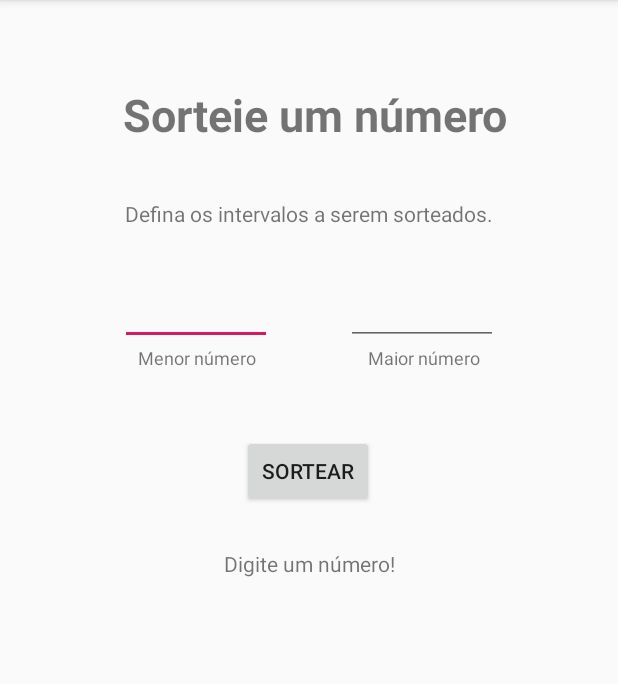
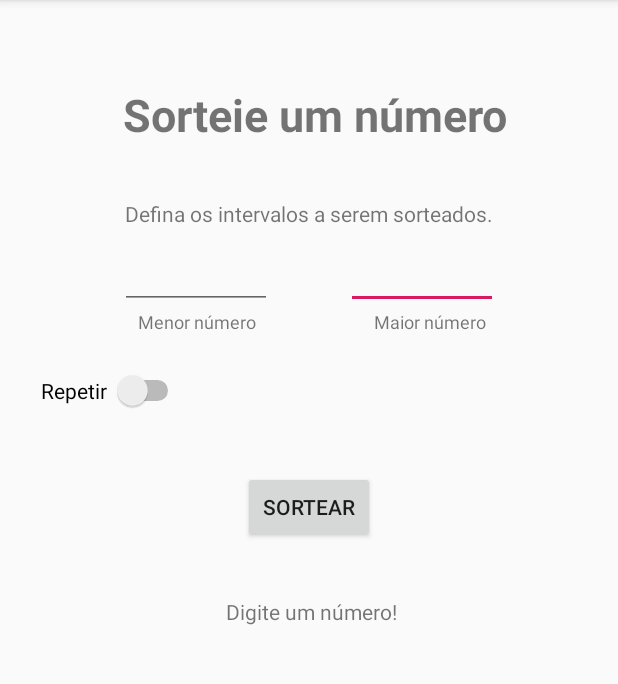
Before and after one commit to YasudaYutaka/Sorteio, an Android app: the screen it shows after launch (MainActivity), after a tap on "SORTEAR", on a phone screen of 412 x 824 dp, the part 84-768 px from its top. Run offline under Robolectric (Android 15) with nearby library versions, the phone set to English and light mode, and no system bars.

Commit message:
Switch para repetir / AlertDialog Message

```diff
--- a/app/src/main/java/com/yutaka/sorteio/MainActivity.java
+++ b/app/src/main/java/com/yutaka/sorteio/MainActivity.java
@@ -7,18 +7,52 @@ import android.media.Image;
 import android.os.Bundle;
 import android.view.View;
 import android.view.inputmethod.EditorInfo;
+import android.widget.Button;
+import android.widget.CompoundButton;
+import android.widget.EditText;
 import android.widget.ImageView;
+import android.widget.Switch;
 import android.widget.TextView;
 import java.util.Random;
 
 public class MainActivity extends AppCompatActivity {
+
+
+    private Switch repetirSwitch;
+    private TextView quantidadeRepet;
+    DialogoResultado dialogoResultado = new DialogoResultado(); // Chamando Classe DialogoResultado
 
     @Override
     protected void onCreate(Bundle savedInstanceState) {
         super.onCreate(savedInstanceState);
         setRequestedOrientation (ActivityInfo.SCREEN_ORIENTATION_PORTRAIT);
         setContentView(R.layout.activity_main);
+
+        repetirSwitch = findViewById(R.id.switchRep);
+        quantidadeRepet = findViewById(R.id.editTextNumRepet);
+
+        adicionarListener(); // Listener do Switch
     }
+
+    public void openDialog(){  // METODO QUE MOSTRA MENSAGEM
+        dialogoResultado.show(getSupportFragmentManager(), "teste");
+    }
+
+
+
+    public void adicionarListener(){  // LISTENER DO SWITCH
+        repetirSwitch.setOnCheckedChangeListener(new CompoundButton.OnCheckedChangeListener() {
+            @Override
+            public void onCheckedChanged(CompoundButton buttonView, boolean isChecked) {
+                if(isChecked){
+                    quantidadeRepet.setVisibility(View.VISIBLE);
+                } else {
+                    quantidadeRepet.setVisibility(View.GONE);
+                }
+            }
+        });
+    }
+
 
     public void sortearNum(View view) {
 
@@ -26,15 +60,19 @@ public class MainActivity extends AppCompatActivity {
        TextView quantidadeNum2 = findViewById(R.id.editTextMaiorNum);
        String verificador1 = quantidadeNum1.getText().toString();
        String verificador2 = quantidadeNum2.getText().toString();
+
        ImageView imagemCirculo = findViewById(R.id.imageCircle);
 
        TextView texto1 = findViewById(R.id.txtMsg);
        TextView texto2 = findViewById(R.id.editTextRes);
        imagemCirculo.setVisibility(View.GONE);
+       texto1.setVisibility(View.VISIBLE);
        texto2.setVisibility(View.GONE);
 
+       String verificador3 = quantidadeRepet.getText().toString();
 
        quantidadeNum2.onEditorAction(EditorInfo.IME_ACTION_DONE); // esconde teclado ao clicar no botão do programa
+       Boolean switchState = repetirSwitch.isChecked();
 
         if (verificador1.equals("") || verificador2.equals("")){  // verifica se o usuário digitou número
             texto1.setText("Digite um número!");
@@ -44,13 +82,37 @@ public class MainActivity extends AppCompatActivity {
             if(numeroUsuario1 > numeroUsuario2){          // verifica se o meanor número é menor do que o maior número
                 texto1.setText("Digite um intervalo válido");
             }else {
+                if (switchState == true) {
+                    if (verificador3.equals("")){
+                        texto1.setText("Digite a quantidade de repetições");
+                    } else {
+                        dialogoResultado.resultadoTeste = "";
+                        int contador = 0;
+                        int numeroUsuario3 = Integer.parseInt(quantidadeRepet.getText().toString());
+                        int[] numSorteados = new int[numeroUsuario3];
+                        texto1.setVisibility(View.GONE);
                         Random random = new Random();
-                int numeroSorteado = random.nextInt((numeroUsuario2 - numeroUsuario1)+1)+numeroUsuario1;  // gera número aleatório de acordo com o Intervado
+                        do {
+                            int numeroSorteado = random.nextInt((numeroUsuario2 - numeroUsuario1) + 1) + numeroUsuario1;  // gera número aleatório de acordo com o Intervado
+                            numSorteados[contador] = numeroSorteado;
+                            contador++;
+                            dialogoResultado.resultadoTeste += contador +"º resultado é: "+numeroSorteado+"\n"; // DEFINE ESCRITA MENSAGEM
+                            // FALTA GUARDAR
+                        } while (contador < numeroUsuario3);
+                        openDialog(); // ABRE ABA MENSAGEM
+                    }
+
+                } else {
+                    Random random = new Random();
+                    int numeroSorteado = random.nextInt((numeroUsuario2 - numeroUsuario1)+1)+numeroUsuario1;
                     texto1.setText("O número sorteado é:");
                     texto2.setText("" + numeroSorteado);
                     texto2.setVisibility(View.VISIBLE);
                     imagemCirculo.setVisibility(View.VISIBLE);
                 }
+
             }
         }
+
     }
+}
--- a/app/src/main/res/layout/activity_main.xml
+++ b/app/src/main/res/layout/activity_main.xml
@@ -6,21 +6,6 @@
     android:layout_height="match_parent"
 
     tools:context=".MainActivity">
-
-    <EditText
-        android:id="@+id/editTextMenorNum"
-        android:layout_width="101dp"
-        android:layout_height="42dp"
-        android:layout_marginStart="80dp"
-        android:layout_marginLeft="80dp"
-        android:layout_marginTop="36dp"
-        android:ems="10"
-        android:gravity="center"
-        android:inputType="number"
-        android:maxLength="3"
-        android:textColor="#03DAC6"
-        app:layout_constraintStart_toStartOf="parent"
-        app:layout_constraintTop_toBottomOf="@+id/textView2" />
 
     <TextView
         android:id="@+id/textView"
@@ -51,7 +36,7 @@
         android:layout_height="42dp"
         android:layout_marginStart="40dp"
         android:layout_marginLeft="40dp"
-        android:layout_marginTop="36dp"
+        android:layout_marginTop="12dp"
         android:layout_marginEnd="80dp"
         android:layout_marginRight="80dp"
         android:ems="10"
@@ -64,43 +49,20 @@
         app:layout_constraintStart_toEndOf="@+id/editTextMenorNum"
         app:layout_constraintTop_toBottomOf="@+id/textView2" />
 
-    <Button
-        android:id="@+id/btnSortear"
-        android:layout_width="wrap_content"
-        android:layout_height="wrap_content"
-        android:layout_marginTop="60dp"
-        android:onClick="sortearNum"
-        android:text="Sortear"
-        app:layout_constraintEnd_toEndOf="parent"
-        app:layout_constraintHorizontal_bias="0.498"
+    <EditText
+        android:id="@+id/editTextMenorNum"
+        android:layout_width="101dp"
+        android:layout_height="42dp"
+        android:layout_marginStart="80dp"
+        android:layout_marginLeft="80dp"
+        android:layout_marginTop="12dp"
+        android:ems="10"
+        android:gravity="center"
+        android:inputType="number"
+        android:maxLength="3"
+        android:textColor="#03DAC6"
         app:layout_constraintStart_toStartOf="parent"
-        app:layout_constraintTop_toBottomOf="@+id/editTextMenorNum" />
-
-    <TextView
-        android:id="@+id/txtMsg"
-        android:layout_width="wrap_content"
-        android:layout_height="wrap_content"
-        android:layout_marginTop="28dp"
-        android:text="Digite um número!"
-        app:layout_constraintEnd_toEndOf="parent"
-        app:layout_constraintStart_toStartOf="parent"
-        app:layout_constraintTop_toBottomOf="@+id/btnSortear" />
-
-    <TextView
-        android:id="@+id/editTextRes"
-        android:layout_width="110dp"
-        android:layout_height="70dp"
-        android:layout_marginTop="24dp"
-        android:gravity="center"
-        android:text="TextView"
-        android:textColor="#020209"
-        android:textSize="50sp"
-        android:textStyle="bold"
-        android:visibility="invisible"
-        app:layout_constraintEnd_toEndOf="parent"
-        app:layout_constraintHorizontal_bias="0.5"
-        app:layout_constraintStart_toStartOf="parent"
-        app:layout_constraintTop_toBottomOf="@+id/txtMsg" />
+        app:layout_constraintTop_toBottomOf="@+id/textView2" />
 
     <TextView
         android:id="@+id/txtNumero"
@@ -117,24 +79,92 @@
         android:id="@+id/txtNumero2"
         android:layout_width="wrap_content"
         android:layout_height="wrap_content"
-        android:layout_marginEnd="92dp"
-        android:layout_marginRight="92dp"
+        android:layout_marginEnd="88dp"
+        android:layout_marginRight="88dp"
         android:text="Maior número"
         android:textSize="12sp"
         app:layout_constraintEnd_toEndOf="parent"
         app:layout_constraintTop_toBottomOf="@+id/editTextMaiorNum" />
 
+    <Button
+        android:id="@+id/btnSortear"
+        android:layout_width="wrap_content"
+        android:layout_height="wrap_content"
+        android:layout_marginTop="108dp"
+        android:onClick="sortearNum"
+        android:text="Sortear"
+        app:layout_constraintEnd_toEndOf="parent"
+        app:layout_constraintHorizontal_bias="0.501"
+        app:layout_constraintStart_toStartOf="parent"
+        app:layout_constraintTop_toBottomOf="@+id/editTextMenorNum" />
+
     <ImageView
         android:id="@+id/imageCircle"
         android:layout_width="92dp"
         android:layout_height="89dp"
-        android:layout_marginTop="16dp"
+        android:layout_marginTop="12dp"
         android:visibility="invisible"
         app:layout_constraintEnd_toEndOf="parent"
-        app:layout_constraintHorizontal_bias="0.5"
+        app:layout_constraintHorizontal_bias="0.504"
         app:layout_constraintStart_toStartOf="parent"
         app:layout_constraintTop_toBottomOf="@+id/txtMsg"
         app:srcCompat="@drawable/circle_img"
         tools:visibility="visible" />
 
+    <TextView
+        android:id="@+id/editTextRes"
+        android:layout_width="110dp"
+        android:layout_height="70dp"
+        android:layout_marginTop="20dp"
+        android:gravity="center"
+        android:text="TextView"
+        android:textColor="#020209"
+        android:textSize="50sp"
+        android:textStyle="bold"
+        android:visibility="invisible"
+        app:layout_constraintEnd_toEndOf="parent"
+        app:layout_constraintHorizontal_bias="0.504"
+        app:layout_constraintStart_toStartOf="parent"
+        app:layout_constraintTop_toBottomOf="@+id/txtMsg" />
+
+    <TextView
+        android:id="@+id/txtMsg"
+        android:layout_width="wrap_content"
+        android:layout_height="wrap_content"
+        android:layout_marginTop="36dp"
+        android:text="Digite um número!"
+        app:layout_constraintEnd_toEndOf="parent"
+        app:layout_constraintHorizontal_bias="0.505"
+        app:layout_constraintStart_toStartOf="parent"
+        app:layout_constraintTop_toBottomOf="@+id/btnSortear" />
+
+    <Switch
+        android:id="@+id/switchRep"
+        android:layout_width="wrap_content"
+        android:layout_height="wrap_content"
+        android:layout_marginTop="24dp"
+        android:text="Repetir "
+        app:layout_constraintEnd_toEndOf="parent"
+        app:layout_constraintHorizontal_bias="0.086"
+        app:layout_constraintStart_toStartOf="parent"
+        app:layout_constraintTop_toBottomOf="@+id/txtNumero" />
+
+    <EditText
+        android:id="@+id/editTextNumRepet"
+        android:layout_width="51dp"
+        android:layout_height="46dp"
+        android:layout_marginStart="8dp"
+        android:layout_marginLeft="8dp"
+        android:layout_marginTop="12dp"
+        android:ems="10"
+        android:gravity="center"
+        android:inputType="number"
+        android:maxLength="3"
+        android:visibility="invisible"
+        app:layout_constraintEnd_toEndOf="parent"
+        app:layout_constraintHorizontal_bias="0.025"
+        app:layout_constraintStart_toEndOf="@+id/switchRep"
+        app:layout_constraintTop_toBottomOf="@+id/txtNumero"
+        tools:visibility="visible" />
+
 </androidx.constraintlayout.widget.ConstraintLayout>
--- /dev/null
+++ b/app/src/main/res/values/dimens.xml
@@ -0,0 +1,5 @@
+<resources>
+    <!-- Default screen margins, per the Android Design guidelines. -->
+    <dimen name="activity_horizontal_margin">16dp</dimen>
+    <dimen name="activity_vertical_margin">16dp</dimen>
+</resources>
```
Also changed, not shown: app/src/main/java/com/yutaka/sorteio/DialogoResultado.java (added, +31 -0 lines). Lines whose indentation alone changed are shown as unchanged.
